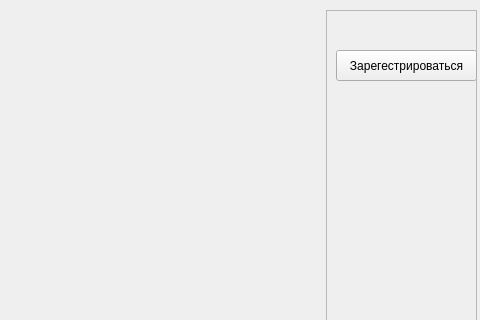
Qt form Qt_tests/mainwindow.ui (dedseccoder/MusicXBackend) before a commit; both pictures show x 144 to 624 and y 0 to 320 of the 624 by 517 pixel window.
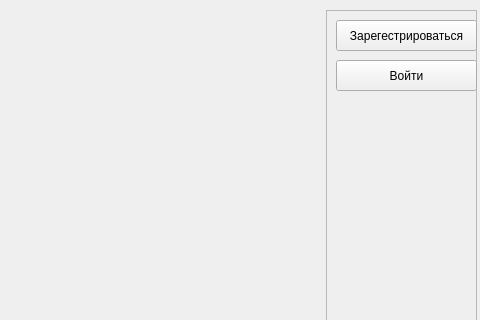
The same form after that commit.

Patch:
```diff
--- a/Qt_tests/mainwindow.ui
+++ b/Qt_tests/mainwindow.ui
@@ -33,7 +33,7 @@
      <property name="geometry">
       <rect>
        <x>10</x>
-       <y>40</y>
+       <y>10</y>
        <width>141</width>
        <height>31</height>
       </rect>
@@ -55,6 +55,19 @@
       <string>закрыть</string>
      </property>
     </widget>
+    <widget class="QPushButton" name="pushButton">
+     <property name="geometry">
+      <rect>
+       <x>10</x>
+       <y>50</y>
+       <width>141</width>
+       <height>31</height>
+      </rect>
+     </property>
+     <property name="text">
+      <string>Войти</string>
+     </property>
+    </widget>
    </widget>
   </widget>
   <widget class="QMenuBar" name="menubar">
```
Left out of the diff: 2 changed lines with no effect on the pictures.
